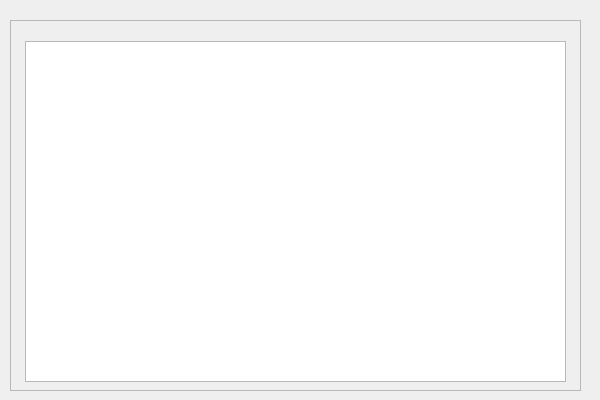
Before: the Qt Designer form TreeExplorer/tree/Tree.ui in CHONG589/QTLearn, drawn with Qt 5.
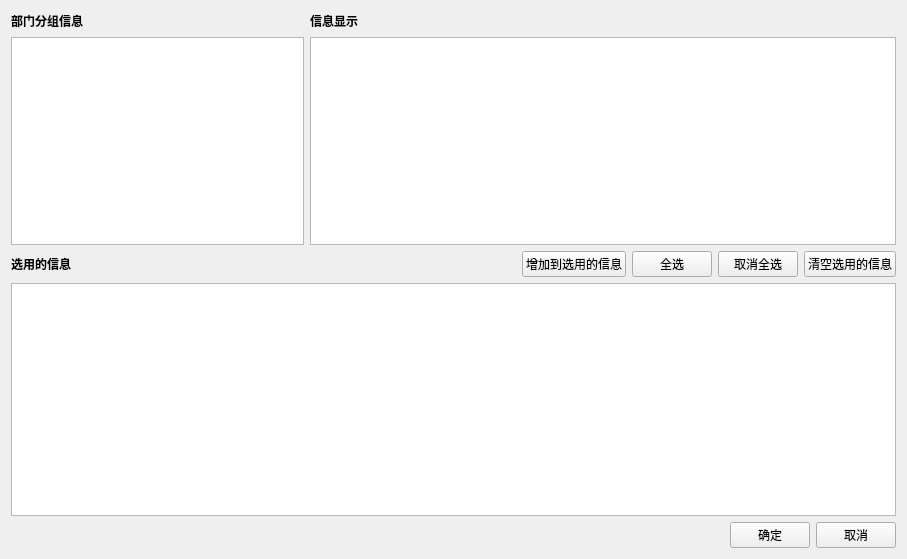
After: the same form once the commit is applied.

Commit message: 增加 QTreeView 和 QAbstractItemModel 模式结合的项目例子

```diff
--- a/TreeExplorer/tree/Tree.ui
+++ b/TreeExplorer/tree/Tree.ui
@@ -6,39 +6,186 @@
    <rect>
     <x>0</x>
     <y>0</y>
-    <width>600</width>
-    <height>400</height>
+    <width>907</width>
+    <height>559</height>
    </rect>
   </property>
   <property name="windowTitle">
    <string>Tree</string>
   </property>
-  <widget class="QFrame" name="frame">
-   <property name="geometry">
-    <rect>
-     <x>10</x>
-     <y>20</y>
-     <width>571</width>
-     <height>371</height>
-    </rect>
-   </property>
-   <property name="frameShape">
-    <enum>QFrame::StyledPanel</enum>
-   </property>
-   <property name="frameShadow">
-    <enum>QFrame::Raised</enum>
-   </property>
-   <widget class="QTreeView" name="treeView">
-    <property name="geometry">
-     <rect>
-      <x>15</x>
-      <y>21</y>
-      <width>541</width>
-      <height>341</height>
-     </rect>
-    </property>
-   </widget>
-  </widget>
+  <layout class="QVBoxLayout" name="verticalLayout_4">
+   <item>
+    <layout class="QVBoxLayout" name="verticalLayout_3">
+     <item>
+      <layout class="QHBoxLayout" name="horizontalLayout_3" stretch="1,2">
+       <item>
+        <layout class="QVBoxLayout" name="verticalLayout">
+         <item>
+          <layout class="QHBoxLayout" name="horizontalLayout">
+           <item>
+            <widget class="QLabel" name="label">
+             <property name="font">
+              <font>
+               <bold>true</bold>
+              </font>
+             </property>
+             <property name="text">
+              <string>部门分组信息</string>
+             </property>
+            </widget>
+           </item>
+           <item>
+            <spacer name="horizontalSpacer">
+             <property name="orientation">
+              <enum>Qt::Horizontal</enum>
+             </property>
+             <property name="sizeHint" stdset="0">
+              <size>
+               <width>40</width>
+               <height>20</height>
+              </size>
+             </property>
+            </spacer>
+           </item>
+          </layout>
+         </item>
+         <item>
+          <widget class="QTreeView" name="treeView_Class"/>
+         </item>
+        </layout>
+       </item>
+       <item>
+        <layout class="QVBoxLayout" name="verticalLayout_2">
+         <item>
+          <layout class="QHBoxLayout" name="horizontalLayout_2">
+           <item>
+            <widget class="QLabel" name="label_2">
+             <property name="font">
+              <font>
+               <bold>true</bold>
+              </font>
+             </property>
+             <property name="text">
+              <string>信息显示</string>
+             </property>
+            </widget>
+           </item>
+           <item>
+            <spacer name="horizontalSpacer_2">
+             <property name="orientation">
+              <enum>Qt::Horizontal</enum>
+             </property>
+             <property name="sizeHint" stdset="0">
+              <size>
+               <width>40</width>
+               <height>20</height>
+              </size>
+             </property>
+            </spacer>
+           </item>
+          </layout>
+         </item>
+         <item>
+          <widget class="QTreeView" name="treeView_Info"/>
+         </item>
+        </layout>
+       </item>
+      </layout>
+     </item>
+     <item>
+      <layout class="QHBoxLayout" name="horizontalLayout_5">
+       <item>
+        <widget class="QLabel" name="label_3">
+         <property name="font">
+          <font>
+           <bold>true</bold>
+          </font>
+         </property>
+         <property name="text">
+          <string>选用的信息</string>
+         </property>
+        </widget>
+       </item>
+       <item>
+        <spacer name="horizontalSpacer_4">
+         <property name="orientation">
+          <enum>Qt::Horizontal</enum>
+         </property>
+         <property name="sizeHint" stdset="0">
+          <size>
+           <width>40</width>
+           <height>20</height>
+          </size>
+         </property>
+        </spacer>
+       </item>
+       <item>
+        <widget class="QPushButton" name="pushButton_Add">
+         <property name="text">
+          <string>增加到选用的信息</string>
+         </property>
+        </widget>
+       </item>
+       <item>
+        <widget class="QPushButton" name="pushButton_AllSelect">
+         <property name="text">
+          <string>全选</string>
+         </property>
+        </widget>
+       </item>
+       <item>
+        <widget class="QPushButton" name="pushButton_CancelSelect">
+         <property name="text">
+          <string>取消全选</string>
+         </property>
+        </widget>
+       </item>
+       <item>
+        <widget class="QPushButton" name="pushButton_Reset">
+         <property name="text">
+          <string>清空选用的信息</string>
+         </property>
+        </widget>
+       </item>
+      </layout>
+     </item>
+     <item>
+      <widget class="QTextEdit" name="textEdit"/>
+     </item>
+     <item>
+      <layout class="QHBoxLayout" name="horizontalLayout_4">
+       <item>
+        <spacer name="horizontalSpacer_3">
+         <property name="orientation">
+          <enum>Qt::Horizontal</enum>
+         </property>
+         <property name="sizeHint" stdset="0">
+          <size>
+           <width>40</width>
+           <height>20</height>
+          </size>
+         </property>
+        </spacer>
+       </item>
+       <item>
+        <widget class="QPushButton" name="pushButton_OK">
+         <property name="text">
+          <string>确定</string>
+         </property>
+        </widget>
+       </item>
+       <item>
+        <widget class="QPushButton" name="pushButton_Cancel">
+         <property name="text">
+          <string>取消</string>
+         </property>
+        </widget>
+       </item>
+      </layout>
+     </item>
+    </layout>
+   </item>
+  </layout>
  </widget>
  <layoutdefault spacing="6" margin="11"/>
  <resources>
```
The commit also changes 3 other files.
